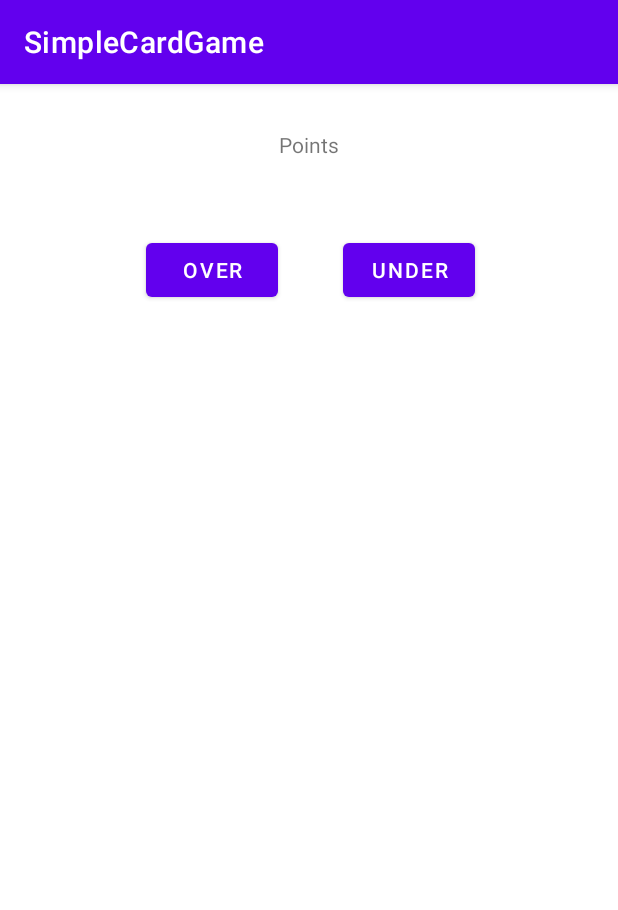
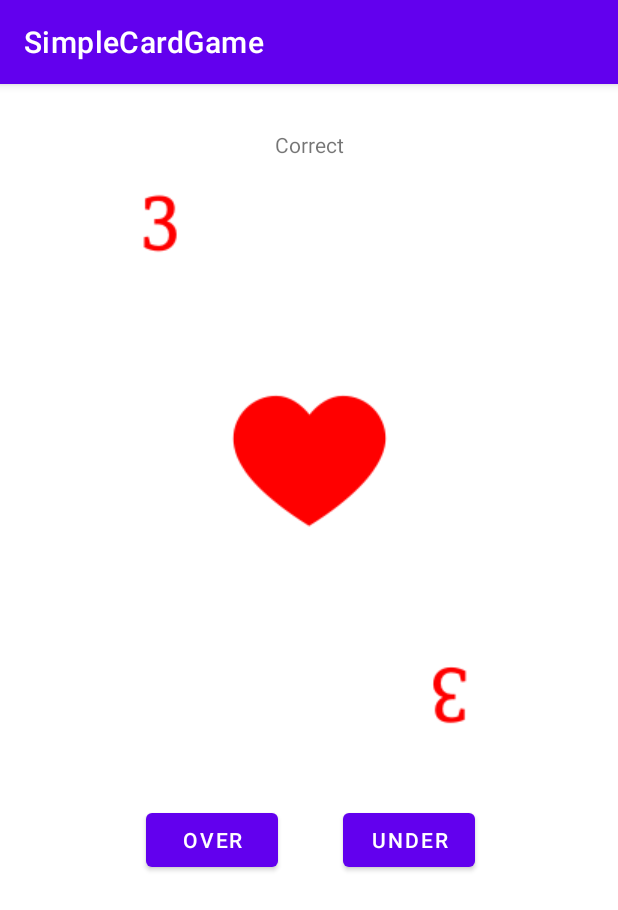
Before and after one commit to majkcb/SimpleCardGame, an Android app: the PlayActivity screen opened directly, with no data from a screen before it, after a tap on "OVER", on a phone screen of 412 x 824 dp. Shown: the top 910 px of the screen. Run offline under Robolectric (Android 15) with nearby library versions, the light colour scheme and no system bars.

Commit message:
currentcard fungerar en gång

```diff
--- a/app/src/main/java/com/example/simplecardgame/MainActivity.kt
+++ b/app/src/main/java/com/example/simplecardgame/MainActivity.kt
@@ -37,5 +37,6 @@ class MainActivity : AppCompatActivity() {
         val intent = Intent(this, PlayActivity::class.java)
         startActivity(intent)
 
+
     }
 }
--- a/app/src/main/java/com/example/simplecardgame/PlayActivity.kt
+++ b/app/src/main/java/com/example/simplecardgame/PlayActivity.kt
@@ -2,7 +2,6 @@ package com.example.simplecardgame
 
 import androidx.appcompat.app.AppCompatActivity
 import android.os.Bundle
-import android.util.Log
 import android.widget.Button
 import android.widget.ImageView
 import android.widget.TextView
@@ -10,81 +9,70 @@ import android.widget.TextView
 open class PlayActivity : AppCompatActivity() {
 
     lateinit var imageView : ImageView
-    lateinit var pointsView: TextView
+    lateinit var pointsView : TextView
     val deck = mutableListOf<Card>()
+
+    val clubsace = Card(R.drawable.clubsace, 1)
+    val clubstwo = Card(R.drawable.clubstwo, 2)
+    val clubsthree = Card(R.drawable.clubsthree, 3)
+    val clubsfour = Card(R.drawable.clubsfour, 4)
+    val clubsfive = Card(R.drawable.clubsfive, 5)
+    val clubssix = Card(R.drawable.clubssix, 6)
+    val clubsseven = Card(R.drawable.clubsseven, 7)
+    val clubseight = Card(R.drawable.clubseight, 8)
+    val clubsnine = Card(R.drawable.clubsnine, 9)
+    val clubsten = Card(R.drawable.clubsten, 10)
+    val clubsj = Card(R.drawable.clubsj, 11)
+    val clubsq = Card(R.drawable.clubsq, 12)
+    val clubsk = Card(R.drawable.clubsk, 13)
+
+    val diamondsace = Card(R.drawable.diamondace, 1)
+    val diamondstwo = Card(R.drawable.diamondstwo, 2)
+    val diamondsthree = Card(R.drawable.diamondsthree, 3)
+    val diamondsfour = Card(R.drawable.diamondsfour, 4)
+    val diamondsfive = Card(R.drawable.diamondsfive, 5)
+    val diamondssix = Card(R.drawable.diamondsix, 6)
+    val diamondsseven = Card(R.drawable.diamondseven, 7)
+    val diamondseight = Card(R.drawable.diamondeight, 8)
+    val diamondsnine = Card(R.drawable.diamondnine, 9)
+    val diamondsten = Card(R.drawable.diamondten, 10)
+    val diamondsj = Card(R.drawable.diamondj, 11)
+    val diamondsq = Card(R.drawable.diamondq, 12)
+    val diamondsk = Card(R.drawable.diamondk, 13)
+
+    val spadesace = Card(R.drawable.spadesace, 1)
+    val spadestwo = Card(R.drawable.spadestwo, 2)
+    val spadesthree = Card(R.drawable.spadesthree, 3)
+    val spadesfour = Card(R.drawable.spadesfour, 4)
+    val spadesfive = Card(R.drawable.spadesfive, 5)
+    val spadessix = Card(R.drawable.spadessix, 6)
+    val spadesseven = Card(R.drawable.spadesseven, 7)
+    val spadeseight = Card(R.drawable.spadeseight, 8)
+    val spadesnine = Card(R.drawable.spadesnine, 9)
+    val spadesten = Card(R.drawable.spadesten, 10)
+    val spadesj = Card(R.drawable.spadesj, 11)
+    val spadesq = Card(R.drawable.spadesq, 12)
+    val spadesk = Card(R.drawable.spadesk, 13)
+
+    val heartsace = Card(R.drawable.heartsace, 1)
+    val heartstwo = Card(R.drawable.heartstwo, 2)
+    val heartsthree = Card(R.drawable.heartsthree, 3)
+    val heartsfour = Card(R.drawable.heartsfour, 4)
+    val heartsfive = Card(R.drawable.heartsfive, 5)
+    val heartsix = Card(R.drawable.heartssix, 6)
+    val heartsseven = Card(R.drawable.heartsseven, 7)
+    val heartseight = Card(R.drawable.heartseight, 8)
+    val heartsnine = Card(R.drawable.heartsnine, 9)
+    val heartsten = Card(R.drawable.heartsthen, 10)
+    val heartsj = Card(R.drawable.heartsj, 11)
+    val heartsq = Card(R.drawable.heartsq, 12)
+    val heartsk = Card(R.drawable.heartsk, 13)
+
 
 
     override fun onCreate(savedInstanceState: Bundle?) {
         super.onCreate(savedInstanceState)
         setContentView(R.layout.activity_play)
-
-        imageView = findViewById(R.id.imageView2)
-
-        var overButton = findViewById<Button>(R.id.button)
-        var underButton = findViewById<Button>(R.id.buttonUnder)
-
-        overButton.setOnClickListener {
-            pressOver()
-        }
-        underButton.setOnClickListener {
-            pressUnder()
-        }
-
-        val clubsace = Card(R.drawable.clubsace, 1, "clubs")
-        val clubstwo = Card(R.drawable.clubstwo, 2, "clubs")
-        val clubsthree = Card(R.drawable.clubsthree, 3, "clubs")
-        val clubsfour = Card(R.drawable.clubsfour, 4, "clubs")
-        val clubsfive = Card(R.drawable.clubsfive, 5, "clubs")
-        val clubssix = Card(R.drawable.clubssix, 6, "clubs")
-        val clubsseven = Card(R.drawable.clubsseven, 7, "clubs")
-        val clubseight = Card(R.drawable.clubseight, 8, "clubs")
-        val clubsnine = Card(R.drawable.clubsnine, 9, "clubs")
-        val clubsten = Card(R.drawable.clubsten, 10, "clubs")
-        val clubsj = Card(R.drawable.clubsj, 11, "clubs")
-        val clubsq = Card(R.drawable.clubsq, 12, "clubs")
-        val clubsk = Card(R.drawable.clubsk, 13, "clubs")
-
-        val diamondsace = Card(R.drawable.diamondace, 1, "diamond")
-        val diamondstwo = Card(R.drawable.diamondstwo, 2, "diamond")
-        val diamondsthree = Card(R.drawable.diamondsthree, 3, "diamond")
-        val diamondsfour = Card(R.drawable.diamondsfour, 4, "diamond")
-        val diamondsfive = Card(R.drawable.diamondsfive, 5, "diamond")
-        val diamondssix = Card(R.drawable.diamondsix, 6, "diamond")
-        val diamondsseven = Card(R.drawable.diamondseven, 7, "diamond")
-        val diamondseight = Card(R.drawable.diamondeight, 8, "diamond")
-        val diamondsnine = Card(R.drawable.diamondnine, 9, "diamond")
-        val diamondsten = Card(R.drawable.diamondten, 10, "diamond")
-        val diamondsj = Card(R.drawable.diamondj, 11, "diamond")
-        val diamondsq = Card(R.drawable.diamondq, 12, "diamond")
-        val diamondsk = Card(R.drawable.diamondk, 13, "diamond")
-
-        val spadesace = Card(R.drawable.spadesace, 1, "spades")
-        val spadestwo = Card(R.drawable.spadestwo, 2, "spades")
-        val spadesthree = Card(R.drawable.spadesthree, 3, "spades")
-        val spadesfour = Card(R.drawable.spadesfour, 4, "spades")
-        val spadesfive = Card(R.drawable.spadesfive, 5, "spades")
-        val spadessix = Card(R.drawable.spadessix, 6, "spades")
-        val spadesseven = Card(R.drawable.spadesseven, 7, "spades")
-        val spadeseight = Card(R.drawable.spadeseight, 8, "spades")
-        val spadesnine = Card(R.drawable.spadesnine, 9, "spades")
-        val spadesten = Card(R.drawable.spadesten, 10, "spades")
-        val spadesj = Card(R.drawable.spadesj, 11, "spades")
-        val spadesq = Card(R.drawable.spadesq, 12, "spades")
-        val spadesk = Card(R.drawable.spadesk, 13, "spades")
-
-        val heartsace = Card(R.drawable.heartsace, 1, "hearts")
-        val heartstwo = Card(R.drawable.heartstwo, 2, "hearts")
-        val heartsthree = Card(R.drawable.heartsthree, 3, "hearts")
-        val heartsfour = Card(R.drawable.heartsfour, 4, "hearts")
-        val heartsfive = Card(R.drawable.heartsfive, 5, "hearts")
-        val heartsix = Card(R.drawable.heartssix, 6, "hearts")
-        val heartsseven = Card(R.drawable.heartsseven, 7, "hearts")
-        val heartseight = Card(R.drawable.heartseight, 8, "hearts")
-        val heartsnine = Card(R.drawable.heartsnine, 9, "hearts")
-        val heartsten = Card(R.drawable.heartsthen, 10, "hearts")
-        val heartsj = Card(R.drawable.heartsj, 11, "hearts")
-        val heartsq = Card(R.drawable.heartsq, 12, "hearts")
-        val heartsk = Card(R.drawable.heartsk, 13, "hearts")
 
         deck.add(clubsace)
         deck.add(clubstwo)
@@ -94,6 +82,7 @@ open class PlayActivity : AppCompatActivity() {
         deck.add(clubssix)
         deck.add(clubsseven)
         deck.add(clubseight)
+        deck.add(clubsnine)
         deck.add(clubsten)
         deck.add(clubsj)
         deck.add(clubsq)
@@ -141,25 +130,34 @@ open class PlayActivity : AppCompatActivity() {
         deck.add(heartsq)
         deck.add(heartsk)
 
+        pointsView = findViewById(R.id.pointsView)
+        imageView = findViewById(R.id.imageView2)
+
+        val currentCard = deck.random()
+        imageView.setImageResource(currentCard.image)
+
+        var overButton = findViewById<Button>(R.id.button)
+        var underButton = findViewById<Button>(R.id.buttonUnder)
+
+        overButton.setOnClickListener {
+
+            val newCard = deck.random()
+            imageView.setImageResource(newCard.image)
+            if (newCard.value > currentCard.value) {
+                pointsView.text = "Correct"
+            } else {
+                pointsView.text = "Incorrect"
+            }
+
+        }
+        underButton.setOnClickListener {
+
+        }
 
     }
 
-    fun pressOver() {
-        imageView = findViewById(R.id.imageView2)
+}
 
-
-    }
-
-    fun pressUnder() { // points ihopkopplat med random ort,
-        pointsView = findViewById(R.id.pointsView)
-
-
-    }
-
+class Card(var image : Int, var value : Int) {
 
 }
-
-class Card(var image : Int, var value : Int, var suite : String) {
-
-
-}
```
